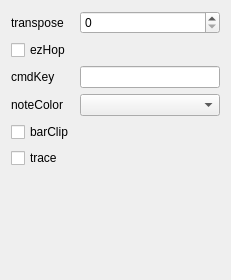
The window that pcheetah/rc/dlgcfg.ui (Stephen-Hazel/PianoCheetah) describes before a commit, drawn with Qt 5.
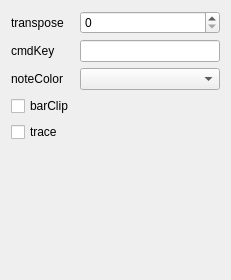
The same window after the commit.

The edit to the form file:
```diff
--- a/pcheetah/rc/dlgcfg.ui
+++ b/pcheetah/rc/dlgcfg.ui
@@ -25,43 +25,33 @@
     <widget class="QSpinBox" name="tran"/>
    </item>
    <item row="1" column="0">
-    <widget class="QCheckBox" name="ezHop">
-     <property name="layoutDirection">
-      <enum>Qt::LeftToRight</enum>
-     </property>
-     <property name="text">
-      <string>ezHop</string>
-     </property>
-    </widget>
-   </item>
-   <item row="2" column="0">
     <widget class="QLabel" name="lCmdKey">
      <property name="text">
       <string>cmdKey</string>
      </property>
     </widget>
    </item>
-   <item row="2" column="1">
+   <item row="1" column="1">
     <widget class="QLineEdit" name="cmdKey"/>
    </item>
-   <item row="3" column="0">
+   <item row="2" column="0">
     <widget class="QLabel" name="lNtCo">
      <property name="text">
       <string>noteColor</string>
      </property>
     </widget>
    </item>
-   <item row="3" column="1">
+   <item row="2" column="1">
     <widget class="QComboBox" name="ntCo"/>
    </item>
-   <item row="4" column="0">
+   <item row="3" column="0">
     <widget class="QCheckBox" name="barCl">
      <property name="text">
       <string>barClip</string>
      </property>
     </widget>
    </item>
-   <item row="5" column="0">
+   <item row="4" column="0">
     <widget class="QCheckBox" name="trc">
      <property name="text">
       <string>trace</string>
```
